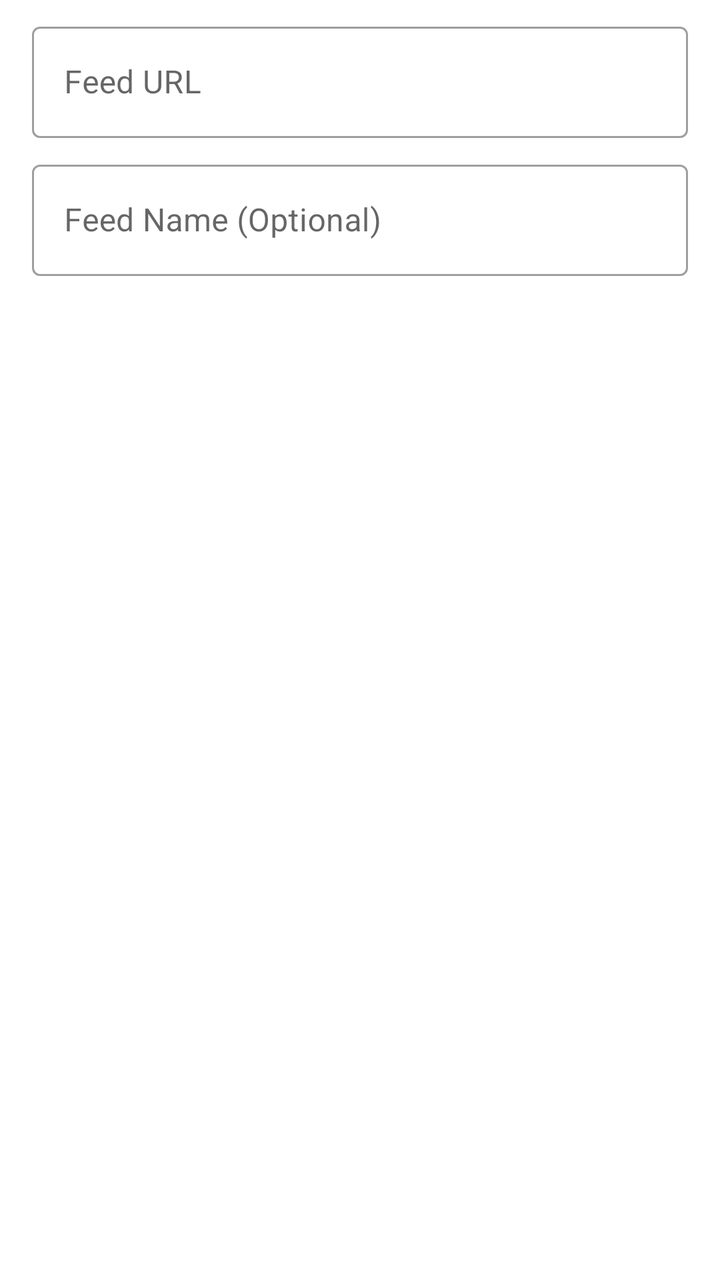
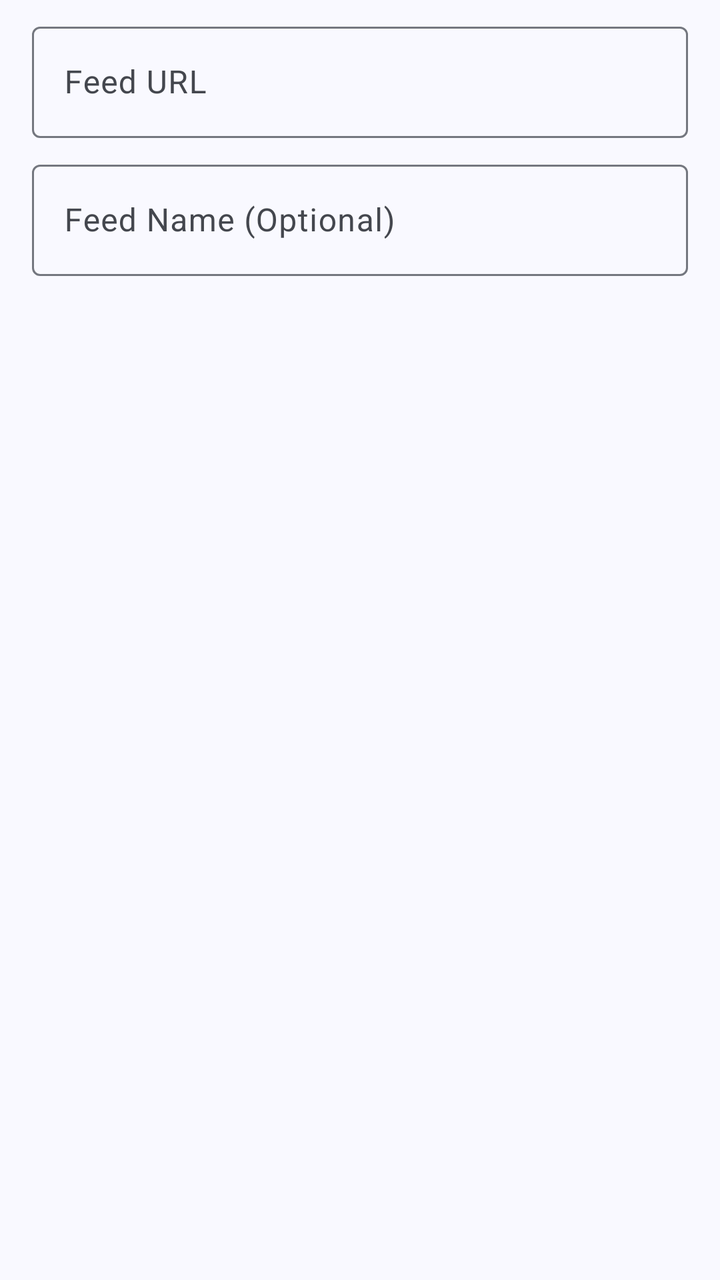

Compare the two renders of this Android layout. The source of the first and the diff that turns it into the second are given below.
<!-- AndroidManifest.xml: application theme AppTheme -->
<!-- res/layout/dialog_rss_add_feed.xml -->
<?xml version="1.0" encoding="utf-8"?>
<LinearLayout xmlns:android="http://schemas.android.com/apk/res/android"
    android:layout_width="match_parent"
    android:layout_height="wrap_content"
    android:orientation="vertical">

    <com.google.android.material.textfield.TextInputLayout
        android:id="@+id/input_layout_feed_url"
        style="@style/Widget.MaterialComponents.TextInputLayout.OutlinedBox"
        android:layout_width="match_parent"
        android:layout_height="wrap_content"
        android:layout_marginHorizontal="16dp"
        android:layout_marginTop="8dp">

        <com.google.android.material.textfield.TextInputEditText
            android:id="@+id/edit_feed_url"
            android:layout_width="match_parent"
            android:layout_height="wrap_content"
            android:hint="@string/rss_hint_feed_url"
            android:inputType="textUri" />

    </com.google.android.material.textfield.TextInputLayout>

    <com.google.android.material.textfield.TextInputLayout
        style="@style/Widget.MaterialComponents.TextInputLayout.OutlinedBox"
        android:layout_width="match_parent"
        android:layout_height="wrap_content"
        android:layout_marginHorizontal="16dp"
        android:layout_marginTop="8dp">

        <com.google.android.material.textfield.TextInputEditText
            android:id="@+id/edit_name"
            android:layout_width="match_parent"
            android:layout_height="wrap_content"
            android:hint="@string/rss_hint_feed_name_optional"
            android:inputType="text" />

    </com.google.android.material.textfield.TextInputLayout>


</LinearLayout>
<!-- resources referenced by this layout -->
<resources>
  <style name="AppTheme" parent="Theme.MaterialComponents.DayNight.NoActionBar">
          <item name="colorPrimary">@color/color_primary</item>
          <item name="colorPrimaryDark">@color/color_primary_dark</item>
          <item name="colorPrimaryVariant">@color/color_primary_variant</item>
          <item name="colorOnPrimary">@color/color_on_primary</item>
  
          <item name="colorSecondary">@color/color_secondary</item>
          <item name="colorSecondaryVariant">@color/color_secondary_variant</item>
          <item name="colorOnSecondary">@color/color_on_secondary</item>
  
          <item name="windowActionModeOverlay">true</item>
          <item name="actionBarTheme">@style/AppTheme.ToolbarOverlay</item>
  
          <item name="android:textAlignment">viewStart</item>
  
          <item name="snackbarTextViewStyle">@style/AppTheme.SnackbarTextViewStyle</item>
  
          <item name="android:statusBarColor">@color/status_bar_color</item>
          <item name="android:navigationBarColor">@color/navigation_bar_color</item>
      </style>
  <color name="color_primary">#03A9F4</color>
  <color name="color_primary_dark">#007AC1</color>
  <color name="color_primary_variant">#007AC1</color>
  <color name="color_on_primary">#FFFFFF</color>
  <color name="color_secondary">#FFB300</color>
  <color name="color_secondary_variant">#C68400</color>
  <color name="color_on_secondary">#000000</color>
  <style name="AppTheme.ToolbarOverlay" parent="ThemeOverlay.MaterialComponents.Dark.ActionBar" />
  <style name="AppTheme.SnackbarTextViewStyle" parent="Widget.MaterialComponents.Snackbar.TextView">
          <item name="android:maxLines">15</item>
      </style>
  <color name="status_bar_color">@color/color_primary</color>
  <color name="navigation_bar_color">@android:color/transparent</color>
  <!-- unchanged entries left out for length: 2 -->
</resources>

<!-- the commit's change to res/layout/dialog_rss_add_feed.xml (unified diff, before → after) -->
@@ -6,7 +6,7 @@
 
     <com.google.android.material.textfield.TextInputLayout
         android:id="@+id/input_layout_feed_url"
-        style="@style/Widget.MaterialComponents.TextInputLayout.OutlinedBox"
+        style="@style/Widget.Material3.TextInputLayout.OutlinedBox"
         android:layout_width="match_parent"
         android:layout_height="wrap_content"
         android:layout_marginHorizontal="16dp"
@@ -22,7 +22,7 @@
     </com.google.android.material.textfield.TextInputLayout>
 
     <com.google.android.material.textfield.TextInputLayout
-        style="@style/Widget.MaterialComponents.TextInputLayout.OutlinedBox"
+        style="@style/Widget.Material3.TextInputLayout.OutlinedBox"
         android:layout_width="match_parent"
         android:layout_height="wrap_content"
         android:layout_marginHorizontal="16dp"
<!-- resource entries referenced after the edit -->
@@ -1,38 +1,107 @@
 <!-- resources referenced by this layout -->
 <resources>
-  <style name="AppTheme" parent="Theme.MaterialComponents.DayNight.NoActionBar">
-          <item name="colorPrimary">@color/color_primary</item>
-          <item name="colorPrimaryDark">@color/color_primary_dark</item>
-          <item name="colorPrimaryVariant">@color/color_primary_variant</item>
-          <item name="colorOnPrimary">@color/color_on_primary</item>
+  <style name="AppTheme" parent="Theme.Material3.DayNight.NoActionBar">
+          <item name="colorPrimary">@color/md_theme_primary</item>
+          <item name="colorOnPrimary">@color/md_theme_onPrimary</item>
+          <item name="colorPrimaryContainer">@color/md_theme_primaryContainer</item>
+          <item name="colorOnPrimaryContainer">@color/md_theme_onPrimaryContainer</item>
+          <item name="colorSecondary">@color/md_theme_secondary</item>
+          <item name="colorOnSecondary">@color/md_theme_onSecondary</item>
+          <item name="colorSecondaryContainer">@color/md_theme_secondaryContainer</item>
+          <item name="colorOnSecondaryContainer">@color/md_theme_onSecondaryContainer</item>
+          <item name="colorTertiary">@color/md_theme_tertiary</item>
+          <item name="colorOnTertiary">@color/md_theme_onTertiary</item>
+          <item name="colorTertiaryContainer">@color/md_theme_tertiaryContainer</item>
+          <item name="colorOnTertiaryContainer">@color/md_theme_onTertiaryContainer</item>
+          <item name="colorError">@color/md_theme_error</item>
+          <item name="colorOnError">@color/md_theme_onError</item>
+          <item name="colorErrorContainer">@color/md_theme_errorContainer</item>
+          <item name="colorOnErrorContainer">@color/md_theme_onErrorContainer</item>
+          <item name="android:colorBackground">@color/md_theme_background</item>
+          <item name="colorOnBackground">@color/md_theme_onBackground</item>
+          <item name="colorSurface">@color/md_theme_surface</item>
+          <item name="colorOnSurface">@color/md_theme_onSurface</item>
+          <item name="colorSurfaceVariant">@color/md_theme_surfaceVariant</item>
+          <item name="colorOnSurfaceVariant">@color/md_theme_onSurfaceVariant</item>
+          <item name="colorOutline">@color/md_theme_outline</item>
+          <item name="colorOutlineVariant">@color/md_theme_outlineVariant</item>
+          <item name="colorSurfaceInverse">@color/md_theme_inverseSurface</item>
+          <item name="colorOnSurfaceInverse">@color/md_theme_inverseOnSurface</item>
+          <item name="colorPrimaryInverse">@color/md_theme_inversePrimary</item>
+          <item name="colorPrimaryFixed">@color/md_theme_primaryFixed</item>
+          <item name="colorOnPrimaryFixed">@color/md_theme_onPrimaryFixed</item>
+          <item name="colorPrimaryFixedDim">@color/md_theme_primaryFixedDim</item>
+          <item name="colorOnPrimaryFixedVariant">@color/md_theme_onPrimaryFixedVariant</item>
+          <item name="colorSecondaryFixed">@color/md_theme_secondaryFixed</item>
+          <item name="colorOnSecondaryFixed">@color/md_theme_onSecondaryFixed</item>
+          <item name="colorSecondaryFixedDim">@color/md_theme_secondaryFixedDim</item>
+          <item name="colorOnSecondaryFixedVariant">@color/md_theme_onSecondaryFixedVariant</item>
+          <item name="colorTertiaryFixed">@color/md_theme_tertiaryFixed</item>
+          <item name="colorOnTertiaryFixed">@color/md_theme_onTertiaryFixed</item>
+          <item name="colorTertiaryFixedDim">@color/md_theme_tertiaryFixedDim</item>
+          <item name="colorOnTertiaryFixedVariant">@color/md_theme_onTertiaryFixedVariant</item>
+          <item name="colorSurfaceDim">@color/md_theme_surfaceDim</item>
+          <item name="colorSurfaceBright">@color/md_theme_surfaceBright</item>
+          <item name="colorSurfaceContainerLowest">@color/md_theme_surfaceContainerLowest</item>
+          <item name="colorSurfaceContainerLow">@color/md_theme_surfaceContainerLow</item>
+          <item name="colorSurfaceContainer">@color/md_theme_surfaceContainer</item>
+          <item name="colorSurfaceContainerHigh">@color/md_theme_surfaceContainerHigh</item>
+          <item name="colorSurfaceContainerHighest">@color/md_theme_surfaceContainerHighest</item>
   
-          <item name="colorSecondary">@color/color_secondary</item>
-          <item name="colorSecondaryVariant">@color/color_secondary_variant</item>
-          <item name="colorOnSecondary">@color/color_on_secondary</item>
+          <item name="materialCardViewStyle">@style/Widget.Material3.CardView.Elevated</item>
+          <item name="snackbarTextViewStyle">@style/AppTheme.SnackbarTextViewStyle</item>
   
           <item name="windowActionModeOverlay">true</item>
-          <item name="actionBarTheme">@style/AppTheme.ToolbarOverlay</item>
-  
-          <item name="android:textAlignment">viewStart</item>
-  
-          <item name="snackbarTextViewStyle">@style/AppTheme.SnackbarTextViewStyle</item>
-  
-          <item name="android:statusBarColor">@color/status_bar_color</item>
-          <item name="android:navigationBarColor">@color/navigation_bar_color</item>
       </style>
-  <color name="color_primary">#03A9F4</color>
-  <color name="color_primary_dark">#007AC1</color>
-  <color name="color_primary_variant">#007AC1</color>
-  <color name="color_on_primary">#FFFFFF</color>
-  <color name="color_secondary">#FFB300</color>
-  <color name="color_secondary_variant">#C68400</color>
-  <color name="color_on_secondary">#000000</color>
-  <style name="AppTheme.ToolbarOverlay" parent="ThemeOverlay.MaterialComponents.Dark.ActionBar" />
-  <style name="AppTheme.SnackbarTextViewStyle" parent="Widget.MaterialComponents.Snackbar.TextView">
+  <color name="md_theme_primary">#415F91</color>
+  <color name="md_theme_onPrimary">#FFFFFF</color>
+  <color name="md_theme_primaryContainer">#D6E3FF</color>
+  <color name="md_theme_onPrimaryContainer">#001B3E</color>
+  <color name="md_theme_secondary">#565F71</color>
+  <color name="md_theme_onSecondary">#FFFFFF</color>
+  <color name="md_theme_secondaryContainer">#DAE2F9</color>
+  <color name="md_theme_onSecondaryContainer">#131C2B</color>
+  <color name="md_theme_tertiary">#705575</color>
+  <color name="md_theme_onTertiary">#FFFFFF</color>
+  <color name="md_theme_tertiaryContainer">#FAD8FD</color>
+  <color name="md_theme_onTertiaryContainer">#28132E</color>
+  <color name="md_theme_error">#BA1A1A</color>
+  <color name="md_theme_onError">#FFFFFF</color>
+  <color name="md_theme_errorContainer">#FFDAD6</color>
+  <color name="md_theme_onErrorContainer">#410002</color>
+  <color name="md_theme_background">#F9F9FF</color>
+  <color name="md_theme_onBackground">#191C20</color>
+  <color name="md_theme_surface">#F9F9FF</color>
+  <color name="md_theme_onSurface">#191C20</color>
+  <color name="md_theme_surfaceVariant">#E0E2EC</color>
+  <color name="md_theme_onSurfaceVariant">#44474E</color>
+  <color name="md_theme_outline">#74777F</color>
+  <color name="md_theme_outlineVariant">#C4C6D0</color>
+  <color name="md_theme_inverseSurface">#2E3036</color>
+  <color name="md_theme_inverseOnSurface">#F0F0F7</color>
+  <color name="md_theme_inversePrimary">#AAC7FF</color>
+  <color name="md_theme_primaryFixed">#D6E3FF</color>
+  <color name="md_theme_onPrimaryFixed">#001B3E</color>
+  <color name="md_theme_primaryFixedDim">#AAC7FF</color>
+  <color name="md_theme_onPrimaryFixedVariant">#284777</color>
+  <color name="md_theme_secondaryFixed">#DAE2F9</color>
+  <color name="md_theme_onSecondaryFixed">#131C2B</color>
+  <color name="md_theme_secondaryFixedDim">#BEC6DC</color>
+  <color name="md_theme_onSecondaryFixedVariant">#3E4759</color>
+  <color name="md_theme_tertiaryFixed">#FAD8FD</color>
+  <color name="md_theme_onTertiaryFixed">#28132E</color>
+  <color name="md_theme_tertiaryFixedDim">#DDBCE0</color>
+  <color name="md_theme_onTertiaryFixedVariant">#573E5C</color>
+  <color name="md_theme_surfaceDim">#D9D9E0</color>
+  <color name="md_theme_surfaceBright">#F9F9FF</color>
+  <color name="md_theme_surfaceContainerLowest">#FFFFFF</color>
+  <color name="md_theme_surfaceContainerLow">#F3F3FA</color>
+  <color name="md_theme_surfaceContainer">#EDEDF4</color>
+  <color name="md_theme_surfaceContainerHigh">#E7E8EE</color>
+  <color name="md_theme_surfaceContainerHighest">#E2E2E9</color>
+  <style name="AppTheme.SnackbarTextViewStyle" parent="Widget.Material3.Snackbar.TextView">
           <item name="android:maxLines">15</item>
       </style>
-  <color name="status_bar_color">@color/color_primary</color>
-  <color name="navigation_bar_color">@android:color/transparent</color>
   <!-- unchanged entries left out for length: 2 -->
 </resources>
 
